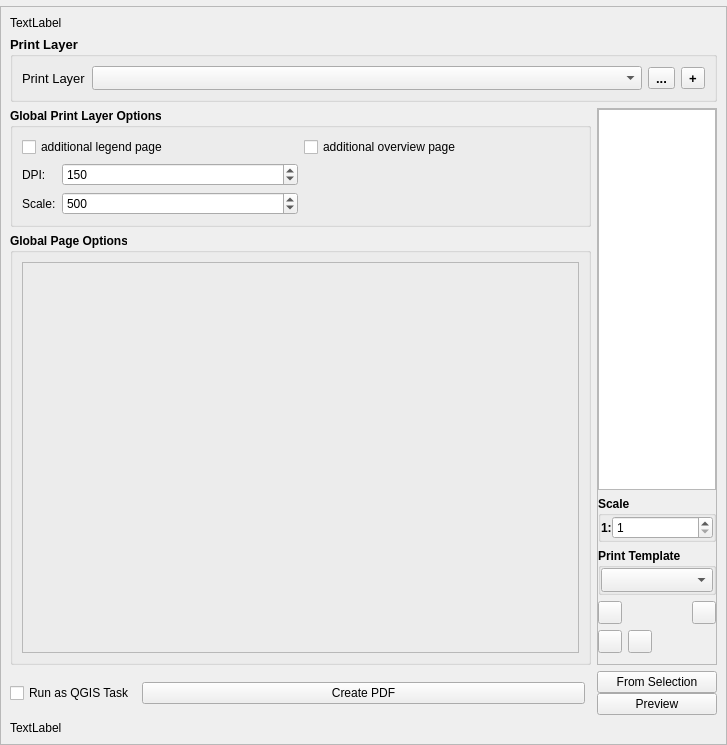
First picture: the form in modules/plot/plot_menu.ui, repository felixvons/Easy-Print-Menu, before the edit.
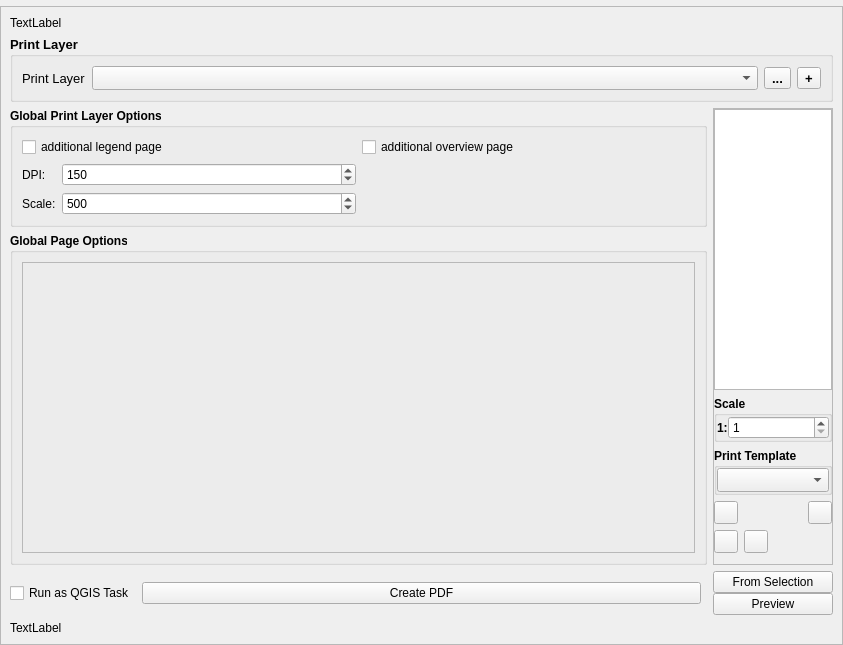
Second picture: the form after the edit.

Commit message: added multi page selection in page list and deletion of multiple selected pages

```diff
--- a/modules/plot/plot_menu.ui
+++ b/modules/plot/plot_menu.ui
@@ -6,8 +6,8 @@
    <rect>
     <x>0</x>
     <y>0</y>
-    <width>727</width>
-    <height>745</height>
+    <width>843</width>
+    <height>645</height>
    </rect>
   </property>
   <property name="windowTitle">
@@ -67,8 +67,8 @@
            <rect>
             <x>0</x>
             <y>0</y>
-            <width>725</width>
-            <height>726</height>
+            <width>841</width>
+            <height>626</height>
            </rect>
           </property>
           <layout class="QGridLayout" name="gridLayout_4">
```
Left out of the diff: 3 changed lines with no effect on the pictures. The commit also changes 2 other files.
